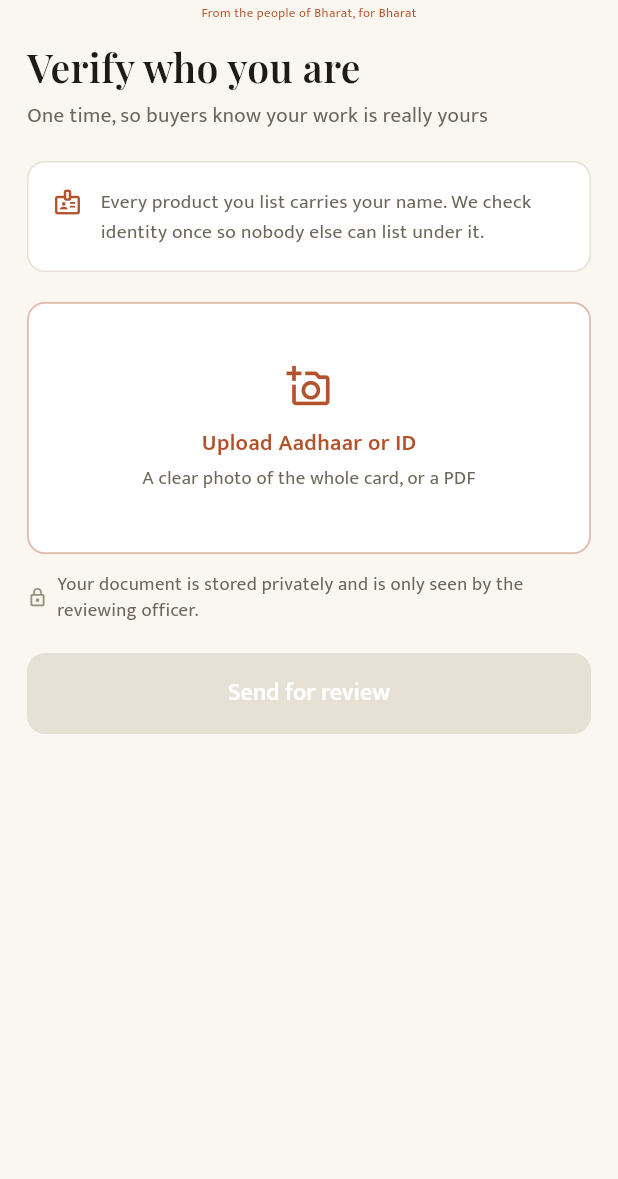
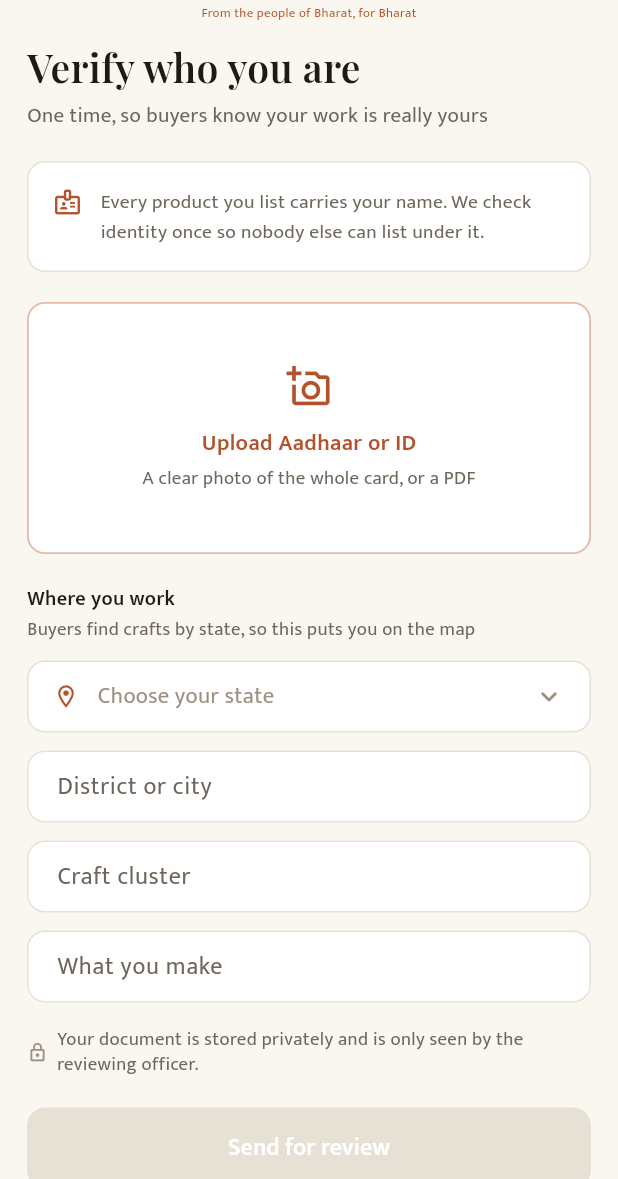
Before and after one commit to KabirKhanuja/BharatSe, a Flutter app: the VerificationScreen screen opened directly with empty values, on a phone screen of 412 x 824 dp, the part 57-1236 px from its top. Run offline on Flutter 3.47's test engine with Material 3 defaults, Android fonts, the phone set to English and light mode, and no system bars; our stand-ins replace connectivity_plus, drift, drift_flutter, firebase_auth, firebase_core, flutter_svg and 5 more; missing offline and left inert: record; accounts and stored records are empty; generated files the repository leaves out were written again.

Commit message:
new listings sync

```diff
--- a/app/lib/data/remote/api_client.dart
+++ b/app/lib/data/remote/api_client.dart
@@ -341,6 +341,8 @@ class ApiClient {
     required String documentPath,
     String stateCode = '',
     String craft = '',
+    String district = '',
+    String cluster = '',
   }) =>
       _guard(() async {
         final request = http.MultipartRequest('POST', _uri('/verification/submit'))
@@ -356,6 +358,8 @@ class ApiClient {
 
         if (stateCode.isNotEmpty) request.fields['state_code'] = stateCode;
         if (craft.isNotEmpty) request.fields['craft'] = craft;
+        if (district.isNotEmpty) request.fields['district'] = district;
+        if (cluster.isNotEmpty) request.fields['cluster'] = cluster;
 
         final streamed = await request.send().timeout(_uploadTimeout);
         final response = await http.Response.fromStream(streamed);
--- a/app/lib/features/buyer/home/home_screen.dart
+++ b/app/lib/features/buyer/home/home_screen.dart
@@ -36,22 +36,24 @@ class HomeScreen extends StatelessWidget {
         _StateStrip(onState: onState),
         const SizedBox(height: Gap.xxl),
         SectionHeader(
+          title: context.s.newArrivals,
+          actionLabel: context.s.seeAll,
+          onAction: onExplore,
+          devanagari: context.lang.name == 'hi',
+        ),
+        // Newest first, straight off the API's ordering, so an artisan who
+        // publishes during a demo appears at the front of this row.
+        _ProductStrip(onProduct: onProduct),
+        const SizedBox(height: Gap.xxl),
+        const _TrustBanner(),
+        const SizedBox(height: Gap.xxl),
+        SectionHeader(
           title: context.s.curatedForYou,
           actionLabel: context.s.seeAll,
           onAction: onExplore,
           devanagari: context.lang.name == 'hi',
         ),
-        _ProductStrip(onProduct: onProduct),
-        const SizedBox(height: Gap.xxl),
-        const _TrustBanner(),
-        const SizedBox(height: Gap.xxl),
-        SectionHeader(
-          title: context.s.newArrivals,
-          actionLabel: context.s.seeAll,
-          onAction: onExplore,
-          devanagari: context.lang.name == 'hi',
-        ),
-        _ProductStrip(onProduct: onProduct, skip: 4),
+        _ProductStrip(onProduct: onProduct, skip: 6),
       ],
     );
   }
--- a/app/lib/features/buyer/state/state_screen.dart
+++ b/app/lib/features/buyer/state/state_screen.dart
@@ -173,7 +173,7 @@ class StateScreen extends StatelessWidget {
                   crossAxisCount: 2,
                   mainAxisSpacing: Gap.md,
                   crossAxisSpacing: Gap.md,
-                  childAspectRatio: 0.66,
+                  childAspectRatio: 0.60,
                 ),
                 itemCount: products.length,
                 itemBuilder: (context, i) => ProductCard(
--- a/app/lib/features/seller/verification/verification_screen.dart
+++ b/app/lib/features/seller/verification/verification_screen.dart
@@ -3,6 +3,7 @@ import 'dart:io';
 import 'package:flutter/foundation.dart' show kIsWeb;
 import 'package:flutter/material.dart';
 
+import '../../../data/catalog.dart';
 import '../../../data/remote/api_client.dart';
 import '../../../data/remote/api_models.dart';
 import '../../../session/app_state.dart';
@@ -27,11 +28,23 @@ class VerificationScreen extends StatefulWidget {
 
 class _VerificationScreenState extends State<VerificationScreen> {
   String? _documentPath;
+  String? _stateCode;
+  final _district = TextEditingController();
+  final _cluster = TextEditingController();
+  final _craft = TextEditingController();
   bool _sending = false;
   bool _checking = false;
   String? _error;
 
   VerificationState get _state => context.app.verification.state;
+
+  @override
+  void dispose() {
+    _district.dispose();
+    _cluster.dispose();
+    _craft.dispose();
+    super.dispose();
+  }
 
   Future<void> _pickDocument({required bool fromCamera}) async {
     final capture = context.app.capture;
@@ -45,6 +58,13 @@ class _VerificationScreenState extends State<VerificationScreen> {
     final path = _documentPath;
     if (path == null || _sending) return;
 
+    // State is the one field that is not optional. Everything a buyer sees is
+    // grouped by it, so a listing without one is invisible on the map.
+    if (_stateCode == null) {
+      setState(() => _error = context.s.required_);
+      return;
+    }
+
     final app = context.app;
     setState(() {
       _sending = true;
@@ -53,7 +73,13 @@ class _VerificationScreenState extends State<VerificationScreen> {
 
     try {
       await app.ensureSession();
-      await app.api.submitVerification(documentPath: path);
+      await app.api.submitVerification(
+        documentPath: path,
+        stateCode: _stateCode ?? '',
+        craft: _craft.text.trim(),
+        district: _district.text.trim(),
+        cluster: _cluster.text.trim(),
+      );
       await app.refreshVerification();
     } on ApiException catch (error) {
       if (!mounted) return;
@@ -133,7 +159,20 @@ class _VerificationScreenState extends State<VerificationScreen> {
         const SizedBox(height: Gap.xl),
 
         _documentTile(),
+        const SizedBox(height: Gap.xl),
+
+        Text(s.whereYouWork, style: AppText.label),
+        const SizedBox(height: 2),
+        Text(s.whereYouWorkSub, style: AppText.caption),
         const SizedBox(height: Gap.md),
+        _statePicker(s),
+        const SizedBox(height: Gap.md),
+        _field(_district, s.districtLabel),
+        const SizedBox(height: Gap.md),
+        _field(_cluster, s.clusterLabel),
+        const SizedBox(height: Gap.md),
+        _field(_craft, s.craftLabel),
+        const SizedBox(height: Gap.lg),
 
         Row(
           children: [
@@ -163,6 +202,78 @@ class _VerificationScreenState extends State<VerificationScreen> {
           ),
         ),
       ],
+    );
+  }
+
+  Widget _statePicker(dynamic s) {
+    final selected = _stateCode == null
+        ? null
+        : Catalog.states.where((st) => st.id == _stateCode).firstOrNull;
+
+    return InkWell(
+      onTap: _chooseState,
+      borderRadius: Radii.md,
+      child: Container(
+        padding: const EdgeInsets.symmetric(horizontal: Gap.lg, vertical: Gap.md),
+        decoration: BoxDecoration(
+          color: AppColors.white,
+          borderRadius: Radii.md,
+          border: Border.all(
+            color: _stateCode == null ? AppColors.line : AppColors.terracotta,
+          ),
+        ),
+        child: Row(
+          children: [
+            const Icon(Icons.location_on_outlined,
+                size: 18, color: AppColors.terracotta),
+            const SizedBox(width: Gap.md),
+            Expanded(
+              child: Text(
+                selected?.name(context.lang) ?? s.selectState,
+                style: AppText.body(15,
+                    color: selected == null ? AppColors.inkFaint : AppColors.ink),
+              ),
+            ),
+            const Icon(Icons.expand_more_rounded, color: AppColors.inkFaint),
+          ],
+        ),
+      ),
+    );
+  }
+
+  Future<void> _chooseState() async {
+    final chosen = await showModalBottomSheet<String>(
+      context: context,
+      isScrollControlled: true,
+      builder: (sheetContext) => SafeArea(
+        child: ConstrainedBox(
+          constraints: BoxConstraints(
+            maxHeight: MediaQuery.sizeOf(context).height * 0.7,
+          ),
+          child: ListView(
+            shrinkWrap: true,
+            children: [
+              for (final state in Catalog.states)
+                ListTile(
+                  title: Text(state.name(context.lang),
+                      style: AppText.body(15.5, weight: FontWeight.w500)),
+                  subtitle: Text(state.crafts(context.lang),
+                      style: AppText.caption),
+                  onTap: () => Navigator.of(sheetContext).pop(state.id),
+                ),
+            ],
+          ),
+        ),
+      ),
+    );
+    if (chosen != null && mounted) setState(() => _stateCode = chosen);
+  }
+
+  Widget _field(TextEditingController controller, String label) {
+    return TextField(
+      controller: controller,
+      style: AppText.body(15),
+      decoration: InputDecoration(labelText: label),
     );
   }
 
--- a/app/lib/l10n/strings.dart
+++ b/app/lib/l10n/strings.dart
@@ -212,6 +212,15 @@ class AppStrings {
     required this.budgetSub,
     required this.perDay,
     required this.marketplaceNote,
+    required this.whereYouWork,
+    required this.whereYouWorkSub,
+    required this.stateLabel,
+    required this.districtLabel,
+    required this.clusterLabel,
+    required this.craftLabel,
+    required this.selectState,
+    required this.required_,
+    required this.justListed,
   });
 
   final String tagline;
@@ -446,6 +455,15 @@ class AppStrings {
   final String budgetSub;
   final String perDay;
   final String marketplaceNote;
+  final String whereYouWork;
+  final String whereYouWorkSub;
+  final String stateLabel;
+  final String districtLabel;
+  final String clusterLabel;
+  final String craftLabel;
+  final String selectState;
+  final String required_;
+  final String justListed;
 
   static const AppStrings en = AppStrings(
     tagline: 'From the people of Bharat, for Bharat',
@@ -659,6 +677,15 @@ class AppStrings {
     budgetSub: 'Paid by the scheme, not by you',
     perDay: 'per day',
     marketplaceNote: 'Marketplace has no public listing API, so this goes out through the Meta catalogue and Lead Ads.',
+    whereYouWork: 'Where you work',
+    whereYouWorkSub: 'Buyers find crafts by state, so this puts you on the map',
+    stateLabel: 'State',
+    districtLabel: 'District or city',
+    clusterLabel: 'Craft cluster',
+    craftLabel: 'What you make',
+    selectState: 'Choose your state',
+    required_: 'Please choose your state',
+    justListed: 'Just listed',
   );
 
   static const AppStrings hi = AppStrings(
@@ -873,6 +900,15 @@ class AppStrings {
     budgetSub: 'योजना भरती है, आप नहीं',
     perDay: 'रोज़',
     marketplaceNote: 'Marketplace की कोई पब्लिक लिस्टिंग API नहीं है, इसलिए यह Meta कैटलॉग और Lead Ads से जाता है।',
+    whereYouWork: 'आप कहाँ काम करती हैं',
+    whereYouWorkSub: 'खरीदार राज्य के हिसाब से शिल्प ढूँढते हैं, इससे आप नक्शे पर आ जाएँगी',
+    stateLabel: 'राज्य',
+    districtLabel: 'ज़िला या शहर',
+    clusterLabel: 'शिल्प क्लस्टर',
+    craftLabel: 'आप क्या बनाती हैं',
+    selectState: 'अपना राज्य चुनिए',
+    required_: 'कृपया अपना राज्य चुनिए',
+    justListed: 'अभी डाला गया',
   );
 
   /// English is the reviewed fallback while additional UI translations are
@@ -1089,6 +1125,15 @@ class AppStrings {
     budgetSub: 'Paid by the scheme, not by you',
     perDay: 'per day',
     marketplaceNote: 'Marketplace has no public listing API, so this goes out through the Meta catalogue and Lead Ads.',
+    whereYouWork: 'Where you work',
+    whereYouWorkSub: 'Buyers find crafts by state, so this puts you on the map',
+    stateLabel: 'State',
+    districtLabel: 'District or city',
+    clusterLabel: 'Craft cluster',
+    craftLabel: 'What you make',
+    selectState: 'Choose your state',
+    required_: 'Please choose your state',
+    justListed: 'Just listed',
   );
 
   static const AppStrings bn = AppStrings(
@@ -1298,6 +1343,15 @@ class AppStrings {
     budgetSub: 'Paid by the scheme, not by you',
     perDay: 'per day',
     marketplaceNote: 'Marketplace has no public listing API, so this goes out through the Meta catalogue and Lead Ads.',
+    whereYouWork: 'Where you work',
+    whereYouWorkSub: 'Buyers find crafts by state, so this puts you on the map',
+    stateLabel: 'State',
+    districtLabel: 'District or city',
+    clusterLabel: 'Craft cluster',
+    craftLabel: 'What you make',
+    selectState: 'Choose your state',
+    required_: 'Please choose your state',
+    justListed: 'Just listed',
   );
 
   static const AppStrings ta = AppStrings(
@@ -1507,6 +1561,15 @@ class AppStrings {
     budgetSub: 'Paid by the scheme, not by you',
     perDay: 'per day',
     marketplaceNote: 'Marketplace has no public listing API, so this goes out through the Meta catalogue and Lead Ads.',
+    whereYouWork: 'Where you work',
+    whereYouWorkSub: 'Buyers find crafts by state, so this puts you on the map',
+    stateLabel: 'State',
+    districtLabel: 'District or city',
+    clusterLabel: 'Craft cluster',
+    craftLabel: 'What you make',
+    selectState: 'Choose your state',
+    required_: 'Please choose your state',
+    justListed: 'Just listed',
   );
 
   static const AppStrings te = AppStrings(
@@ -1716,6 +1779,15 @@ class AppStrings {
     budgetSub: 'Paid by the scheme, not by you',
     perDay: 'per day',
     marketplaceNote: 'Marketplace has no public listing API, so this goes out through the Meta catalogue and Lead Ads.',
+    whereYouWork: 'Where you work',
+    whereYouWorkSub: 'Buyers find crafts by state, so this puts you on the map',
+    stateLabel: 'State',
+    districtLabel: 'District or city',
+    clusterLabel: 'Craft cluster',
+    craftLabel: 'What you make',
+    selectState: 'Choose your state',
+    required_: 'Please choose your state',
+    justListed: 'Just listed',
   );
 
   static const AppStrings gu = AppStrings(
@@ -1925,6 +1997,15 @@ class AppStrings {
     budgetSub: 'Paid by the scheme, not by you',
     perDay: 'per day',
     marketplaceNote: 'Marketplace has no public listing API, so this goes out through the Meta catalogue and Lead Ads.',
+    whereYouWork: 'Where you work',
+    whereYouWorkSub: 'Buyers find crafts by state, so this puts you on the map',
+    stateLabel: 'State',
+    districtLabel: 'District or city',
+    clusterLabel: 'Craft cluster',
+    craftLabel: 'What you make',
+    selectState: 'Choose your state',
+    required_: 'Please choose your state',
+    justListed: 'Just listed',
   );
 
   static const AppStrings kn = AppStrings(
@@ -2134,6 +2215,15 @@ class AppStrings {
     budgetSub: 'Paid by the scheme, not by you',
     perDay: 'per day',
     marketplaceNote: 'Marketplace has no public listing API, so this goes out through the Meta catalogue and Lead Ads.',
+    whereYouWork: 'Where you work',
+    whereYouWorkSub: 'Buyers find crafts by state, so this puts you on the map',
+    stateLabel: 'State',
+    districtLabel: 'District or city',
+    clusterLabel: 'Craft cluster',
+    craftLabel: 'What you make',
+    selectState: 'Choose your state',
+    required_: 'Please choose your state',
+    justListed: 'Just listed',
   );
 
   static const AppStrings od = AppStrings(
@@ -2343,6 +2433,15 @@ class AppStrings {
     budgetSub: 'Paid by the scheme, not by you',
     perDay: 'per day',
     marketplaceNote: 'Marketplace has no public listing API, so this goes out through the Meta catalogue and Lead Ads.',
+    whereYouWork: 'Where you work',
+    whereYouWorkSub: 'Buyers find crafts by state, so this puts you on the map',
+    stateLabel: 'State',
+    districtLabel: 'District or city',
+    clusterLabel: 'Craft cluster',
+    craftLabel: 'What you make',
+    selectState: 'Choose your state',
+    required_: 'Please choose your state',
+    justListed: 'Just listed',
   );
 
   static const AppStrings pa = AppStrings(
@@ -2552,6 +2651,15 @@ class AppStrings {
     budgetSub: 'Paid by the scheme, not by you',
     perDay: 'per day',
     marketplaceNote: 'Marketplace has no public listing API, so this goes out through the Meta catalogue and Lead Ads.',
+    whereYouWork: 'Where you work',
+    whereYouWorkSub: 'Buyers find crafts by state, so this puts you on the map',
+    stateLabel: 'State',
+    districtLabel: 'District or city',
+    clusterLabel: 'Craft cluster',
+    craftLabel: 'What you make',
+    selectState: 'Choose your state',
+    required_: 'Please choose your state',
+    justListed: 'Just listed',
   );
 
   static AppStrings of(Lang lang) => switch (lang) {
--- a/app/lib/widgets/product_card.dart
+++ b/app/lib/widgets/product_card.dart
@@ -60,7 +60,9 @@ class ProductCard extends StatelessWidget {
                         shape: BoxShape.circle,
                       ),
                       child: Icon(
-                        saved ? Icons.favorite_rounded : Icons.favorite_border_rounded,
+                        saved
+                            ? Icons.favorite_rounded
+                            : Icons.favorite_border_rounded,
                         size: 16,
                         color: saved ? AppColors.maroon : AppColors.ink,
                       ),
@@ -69,19 +71,34 @@ class ProductCard extends StatelessWidget {
                 ),
               ],
             ),
-            Padding(
-              padding: const EdgeInsets.fromLTRB(Gap.md, Gap.sm, Gap.md, Gap.md),
+            // Flexible, not fixed. A grid tile can be shorter than the text
+            // wants, and a hard height there is what produced the striped
+            // overflow bars on the state pages.
+            Flexible(
+              child: Padding(
+                padding: const EdgeInsets.fromLTRB(
+                  Gap.md,
+                  Gap.sm,
+                  Gap.md,
+                  Gap.md,
+                ),
                 child: Column(
+                  mainAxisSize: MainAxisSize.min,
                   crossAxisAlignment: CrossAxisAlignment.start,
                   children: [
-                  Text(origin.name(lang).toUpperCase(),
-                      style: AppText.eyebrow, maxLines: 1,
-                      overflow: TextOverflow.ellipsis),
+                    Text(
+                      origin.name(lang).toUpperCase(),
+                      style: AppText.eyebrow,
+                      maxLines: 1,
+                      overflow: TextOverflow.ellipsis,
+                    ),
                     const SizedBox(height: 3),
-                  Text(product.name(lang),
+                    Text(
+                      product.name(lang),
                       style: AppText.productName,
                       maxLines: 2,
-                      overflow: TextOverflow.ellipsis),
+                      overflow: TextOverflow.ellipsis,
+                    ),
                     const SizedBox(height: 5),
                     Text(inr(product.price), style: AppText.price),
                     const SizedBox(height: Gap.sm),
@@ -92,8 +109,11 @@ class ProductCard extends StatelessWidget {
                           backgroundColor: AppColors.creamAlt,
                           child: Text(
                             product.artisan(lang).characters.first,
-                          style: AppText.body(9.5,
-                              weight: FontWeight.w700, color: AppColors.terracotta),
+                            style: AppText.body(
+                              9.5,
+                              weight: FontWeight.w700,
+                              color: AppColors.terracotta,
+                            ),
                           ),
                         ),
                         const SizedBox(width: 6),
@@ -110,6 +130,7 @@ class ProductCard extends StatelessWidget {
                   ],
                 ),
               ),
+            ),
           ],
         ),
       ),
```
Lines whose indentation alone changed are shown as unchanged.
